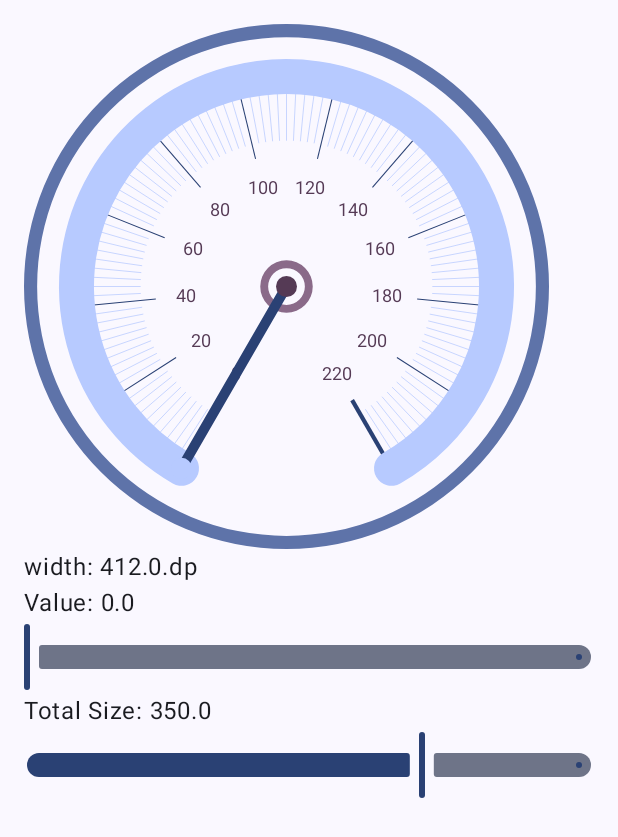
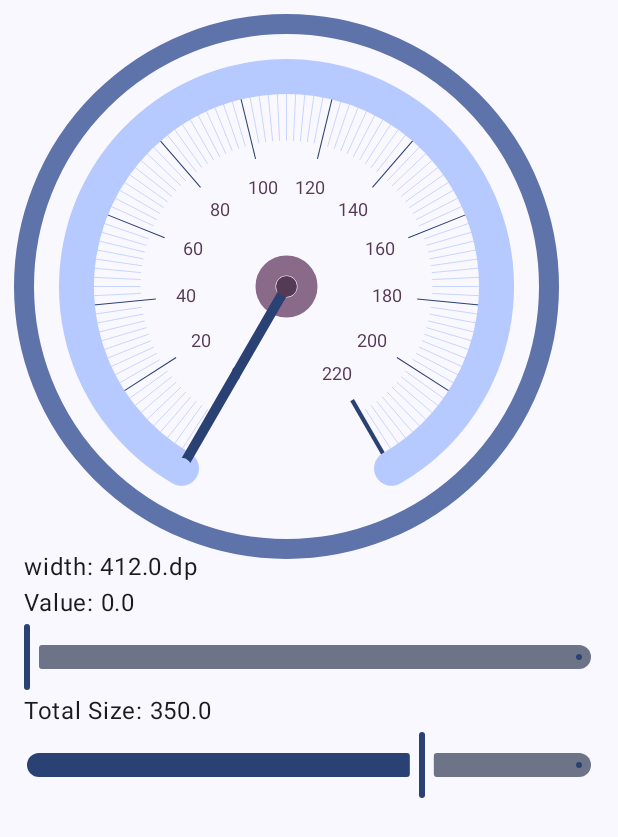
Before and after one commit to yamin8000/Gauge, an Android app built with Jetpack Compose: the screen it shows after launch (MainActivity), on a phone screen of 412 x 824 dp. Shown: the top 837 px of the screen. Run offline under Robolectric (Android 15) with nearby library versions, the phone set to English and light mode, and no system bars.

Commit message:
added more docs, refactored some structures

```diff
--- a/Gauge/build.gradle.kts
+++ b/Gauge/build.gradle.kts
@@ -20,7 +20,7 @@
  */
 
 private val artifact = "com.github.yamin8000.gauge"
-private val version = "1.0.0"
+private val version = "1.0.1"
 
 plugins {
     id("com.android.library")
--- a/Gauge/src/main/java/com/github/yamin8000/gauge/Gauge.kt
+++ b/Gauge/src/main/java/com/github/yamin8000/gauge/Gauge.kt
@@ -21,7 +21,6 @@
 
 package com.github.yamin8000.gauge
 
-import androidx.annotation.FloatRange
 import androidx.compose.foundation.Canvas
 import androidx.compose.foundation.layout.BoxWithConstraints
 import androidx.compose.foundation.layout.fillMaxWidth
@@ -32,11 +31,8 @@ import androidx.compose.runtime.Composable
 import androidx.compose.runtime.remember
 import androidx.compose.ui.Modifier
 import androidx.compose.ui.geometry.Offset
-import androidx.compose.ui.geometry.Rect
 import androidx.compose.ui.geometry.Size
 import androidx.compose.ui.graphics.Color
-import androidx.compose.ui.graphics.Path
-import androidx.compose.ui.graphics.PathOperation
 import androidx.compose.ui.graphics.StrokeCap
 import androidx.compose.ui.graphics.drawscope.DrawScope
 import androidx.compose.ui.graphics.drawscope.Stroke
@@ -54,7 +50,7 @@ import kotlin.math.sin
  * Gauge Composable is a fusion of classic and modern Gauges with some customization options.
  *
  * @param value current value of the gauge, this value effects Gauge's arc and Gauge's indicator (hand)
- * @param valueRange the range to bound the value
+ * @param modifier
  * @param totalSize total size of this Gauge as a Composable
  * @param numerics refer to [GaugeNumerics]
  * @param style refer to [GaugeStyle]
@@ -65,24 +61,26 @@ import kotlin.math.sin
 @Composable
 fun Gauge(
     value: Float,
-    valueRange: ClosedFloatingPointRange<Float>,
     modifier: Modifier = Modifier,
     totalSize: Dp = LocalConfiguration.current.screenWidthDp.dp,
     numerics: GaugeNumerics,
-    style: GaugeStyle = GaugeStyle(),
+    style: GaugeStyle = GaugeStyle(
+        borderWidth = totalSize.value / 20f,
+        needleRingWidth = totalSize.value / 30f
+    ),
     colors: GaugeColors = GaugeColors(
-        outerRing = MaterialTheme.colorScheme.primaryContainer,
-        innerRing = MaterialTheme.colorScheme.tertiaryContainer,
+        border = MaterialTheme.colorScheme.primaryContainer,
+        needleRing = MaterialTheme.colorScheme.tertiaryContainer,
         centerCircle = MaterialTheme.colorScheme.tertiary,
         offArc = MaterialTheme.colorScheme.inversePrimary,
         onArc = MaterialTheme.colorScheme.primary,
-        marks = MaterialTheme.colorScheme.inversePrimary,
-        hand = MaterialTheme.colorScheme.primary,
-        markPoints = MaterialTheme.colorScheme.primary,
-        markPointsTexts = MaterialTheme.colorScheme.tertiary
+        smallTicks = MaterialTheme.colorScheme.inversePrimary,
+        needle = MaterialTheme.colorScheme.primary,
+        bigTicks = MaterialTheme.colorScheme.primary,
+        bigTicksLabels = MaterialTheme.colorScheme.tertiary
     )
 ) {
-    require(value in valueRange) { "Gauge value: $value is out of Gauge Value range $valueRange" }
+    require(value in numerics.valueRange) { "Gauge value: $value is out of Gauge Value range ${numerics.valueRange}" }
     require(numerics.sweepAngle in 1..360) { "Sweep angle: ${numerics.sweepAngle} must be from 1 to 360" }
 
     BoxWithConstraints(
@@ -99,12 +97,11 @@ fun Gauge(
                     .width(size)
                     .height(size),
                 onDraw = {
-                    if (style.hasOuterRing) {
-                        drawRing(
-                            diameter = size,
-                            color = colors.outerRing,
-                            ringFraction = .05f,
-                            offset = center
+                    if (style.hasBorder) {
+                        drawCircle(
+                            color = colors.border,
+                            center = center,
+                            style = Stroke(style.borderWidth)
                         )
                     }
                     drawMarks(
@@ -113,8 +110,8 @@ fun Gauge(
                         colors = colors,
                         size = size,
                         textMeasurer = textMeasurer,
-                        valueRange = valueRange,
-                        hasNumbers = style.hasNumbers
+                        valueRange = numerics.valueRange,
+                        hasNumbers = style.bigTicksHasLabels
                     )
                     if (style.hasArcs) {
                         drawArcs(
@@ -125,20 +122,22 @@ fun Gauge(
                             offArcColor = colors.offArc,
                             numerics = numerics,
                             value = value,
-                            valueRange = valueRange,
+                            valueRange = numerics.valueRange,
                             totalAngle = totalAngle,
                             hasProgressiveAlpha = style.hasProgressiveArcAlpha
                         )
                     }
-                    drawRing(
-                        diameter = size / 10,
-                        color = colors.innerRing,
-                        ringFraction = .3f,
-                        offset = center
-                    )
+                    if (style.needleHasRing) {
+                        drawCircle(
+                            color = colors.needleRing,
+                            center = center,
+                            style = Stroke(style.needleRingWidth),
+                            radius = size.toPx() / 25
+                        )
+                    }
                     val valueDegrees = translate2(
                         value,
-                        valueRange,
+                        numerics.valueRange,
                         numerics.startAngle.toFloat()..totalAngle.toFloat()
                     )
                     val radian = Math.toRadians(valueDegrees.toDouble())
@@ -147,7 +146,7 @@ fun Gauge(
                     val x = translate(cos, -1f..1f, 0f..size.toPx())
                     val y = translate(sin, -1f..1f, 0f..size.toPx())
                     drawLine(
-                        color = colors.hand,
+                        color = colors.needle,
                         start = center,
                         strokeWidth = 10f,
                         cap = StrokeCap.Round,
@@ -156,7 +155,7 @@ fun Gauge(
                             y.minus(sin.times(size.toPx() / 10f))
                         )
                     )
-                    if (style.handHasCircle) {
+                    if (style.needleTipHasCircle) {
                         drawCircle(
                             color = colors.offArc,
                             radius = size.toPx() / 50,
@@ -194,12 +193,12 @@ private fun DrawScope.drawMarks(
             numerics.startAngle.toFloat()..totalAngle.toFloat()
         ) + numerics.startAngle
         val degreeInt = degree.toInt()
-        val isMark = value % numerics.marksStep == 0
-        val isPoint = isMark && (value % numerics.pointsStep == 0)
+        val isMark = value % numerics.smallTicksStep == 0
+        val isPoint = isMark && (value % numerics.bigTicksStep == 0)
         val isStartOrEnd = isPoint && (degreeInt == numerics.startAngle || degreeInt == totalAngle)
         val endRatio = if (isPoint) size.toPx().div(4f) else size.toPx().div(4.5f)
         val width = if (isPoint) size.div(500f).toPx() else size.div(700f).toPx()
-        val markPointColor = if (isPoint) colors.markPoints else colors.marks
+        val markPointColor = if (isPoint) colors.bigTicks else colors.smallTicks
 
         val radian = Math.toRadians(degree.toDouble())
         val cos = cos(radian).toFloat()
@@ -225,7 +224,7 @@ private fun DrawScope.drawMarks(
         if (hasNumbers && isPoint) {
             val textSizeFactor = 30f
             val textStyle = TextStyle(
-                color = colors.markPointsTexts,
+                color = colors.bigTicksLabels,
                 fontSize = size.toSp() / textSizeFactor
             )
             val textLayout = textMeasurer.measure("$value", textStyle)
@@ -298,29 +297,3 @@ private fun DrawScope.drawArcs(
         topLeft = arcTopLeft
     )
 }
-
-internal fun DrawScope.drawRing(
-    color: Color,
-    diameter: Dp = 100.dp,
-    @FloatRange(from = 0.0, 1.0)
-    ringFraction: Float = .1f,
-    offset: Offset = Offset.Zero
-) {
-    val path = Path().apply {
-        val size = diameter.toPx()
-        addOval(Rect(0f, 0f, size, size))
-        op(
-            path1 = this,
-            path2 = Path().apply {
-                addOval(
-                    Rect(0f, 0f, size * (1 - ringFraction), size * (1 - ringFraction))
-                )
-                translate(Offset(size * ringFraction / 2, size * ringFraction / 2))
-            },
-            operation = PathOperation.Difference
-        )
-        if (offset != Offset.Zero)
-            translate(offset.copy(offset.x - size / 2, offset.y - size / 2))
-    }
-    drawPath(path, color)
-}
--- a/Gauge/src/main/java/com/github/yamin8000/gauge/GaugeColors.kt
+++ b/Gauge/src/main/java/com/github/yamin8000/gauge/GaugeColors.kt
@@ -24,13 +24,13 @@ package com.github.yamin8000.gauge
 import androidx.compose.ui.graphics.Color
 
 data class GaugeColors(
-    val outerRing: Color,
-    val innerRing: Color,
+    val border: Color,
+    val needleRing: Color,
     val centerCircle: Color,
     val offArc: Color,
     val onArc: Color,
-    val marks: Color,
-    val hand: Color,
-    val markPoints: Color,
-    val markPointsTexts: Color
+    val smallTicks: Color,
+    val needle: Color,
+    val bigTicks: Color,
+    val bigTicksLabels: Color
 )
--- a/Gauge/src/main/java/com/github/yamin8000/gauge/GaugeNumerics.kt
+++ b/Gauge/src/main/java/com/github/yamin8000/gauge/GaugeNumerics.kt
@@ -22,18 +22,20 @@
 package com.github.yamin8000.gauge
 
 /**
- * GaugeNumerics represent mathematical numbers that are used to create the [Gauge].
- * It's highly advised to choose [startAngle] (like 120) and [sweepAngle] (like 300) from highly composite/abundant numbers,
- * this way gauge is drawn more visually appealing.
+ * [GaugeNumerics] represent mathematical numbers that are used to visualize the [Gauge].
+ *
+ * It's advised that [bigTicksStep] being a multiple of [smallTicksStep] so Gauge's more visually appealing.
  *
  * @param startAngle Gauge's starting angle, 0 represents 3 o'clock
- * @param sweepAngle size of degrees to draw the Gauge's arc and marks clockwise relative to [startAngle]
- * @param marksStep step to draw Gauge's marks on [startAngle] to [sweepAngle] range
- * @param pointsStep point's step to draw Gauge's points (bigger marks) on [startAngle] to [sweepAngle] range
+ * @param sweepAngle size of degrees to draw the Gauge's arc and ticks clockwise relative to [startAngle]
+ * @param valueRange the range to bound the value
+ * @param smallTicksStep step to draw Gauge's small ticks on [valueRange]
+ * @param bigTicksStep step to draw Gauge's big ticks (bigger marks) on [valueRange]
  */
 data class GaugeNumerics(
     val startAngle: Int,
     val sweepAngle: Int,
-    val marksStep: Int = 2,
-    val pointsStep: Int = 10,
+    val valueRange: ClosedFloatingPointRange<Float>,
+    val smallTicksStep: Int = 2,
+    val bigTicksStep: Int = 10,
 )
--- a/Gauge/src/main/java/com/github/yamin8000/gauge/GaugeStyle.kt
+++ b/Gauge/src/main/java/com/github/yamin8000/gauge/GaugeStyle.kt
@@ -26,15 +26,24 @@ import androidx.compose.ui.graphics.StrokeCap
 /**
  * Visual style of the Gauge
  *
- * @param hasOuterRing whether to show Gauge's outer ring or not
+ * @param hasBorder whether to show Gauge's border or not
+ * @param borderWidth width of the Gauge's outer border
  * @param hasArcs whether to show Gauge's arcs or not
+ * @param needleTipHasCircle whether to show a circle in tip of the needle
+ * @param needleHasRing whether to show a border/ring in the start of the needle on Gauge's center
+ * @param needleRingWidth width of the needle's border
+ * @param hasProgressiveArcAlpha whether to progressively increase arc's alpha according to gauge value
+ * @param bigTicksHasLabels whether to show numbers/labels for big ticks
  * @param arcCap Gauge arc's [StrokeCap] type
  */
 data class GaugeStyle(
-    val hasOuterRing: Boolean = true,
+    val hasBorder: Boolean = true,
+    val borderWidth: Float = 20f,
     val hasArcs: Boolean = true,
-    val handHasCircle: Boolean = true,
+    val needleTipHasCircle: Boolean = true,
+    val needleHasRing: Boolean = true,
+    val needleRingWidth: Float = 20f,
     val hasProgressiveArcAlpha: Boolean = true,
-    val hasNumbers: Boolean = true,
+    val bigTicksHasLabels: Boolean = true,
     val arcCap: StrokeCap = StrokeCap.Round
 )
--- a/app/src/main/java/com/github/yamin8000/gauge/MainActivity.kt
+++ b/app/src/main/java/com/github/yamin8000/gauge/MainActivity.kt
@@ -30,7 +30,6 @@ import androidx.compose.foundation.layout.padding
 import androidx.compose.material3.Slider
 import androidx.compose.material3.Surface
 import androidx.compose.material3.Text
-import androidx.compose.runtime.Composable
 import androidx.compose.runtime.getValue
 import androidx.compose.runtime.mutableFloatStateOf
 import androidx.compose.runtime.remember
@@ -58,17 +57,17 @@ class MainActivity : ComponentActivity() {
                             val valueRange = 0f..220f
                             Gauge(
                                 value = value,
-                                valueRange = valueRange,
                                 totalSize = totalSize.dp,
                                 numerics = GaugeNumerics(
                                     startAngle = 120,
                                     sweepAngle = 300,
-                                    pointsStep = 20,
-                                    marksStep = 2
+                                    valueRange = valueRange,
+                                    bigTicksStep = 20,
+                                    smallTicksStep = 2
                                 ),
                                 style = GaugeStyle(
-                                    hasOuterRing = true,
-                                    handHasCircle = true
+                                    hasBorder = true,
+                                    needleTipHasCircle = true
                                 )
                             )
                             Text("width: $screenWidth")
@@ -95,11 +94,3 @@ class MainActivity : ComponentActivity() {
         }
     }
 }
-
-@Composable
-fun Greeting(name: String, modifier: Modifier = Modifier) {
-    Text(
-        text = "Hello $name!",
-        modifier = modifier
-    )
-}
```
